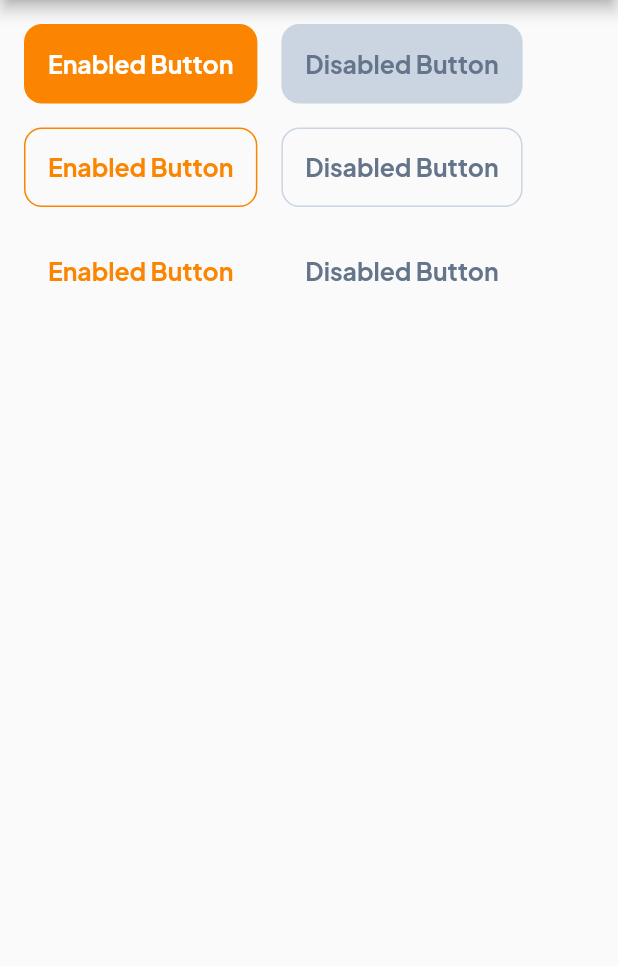
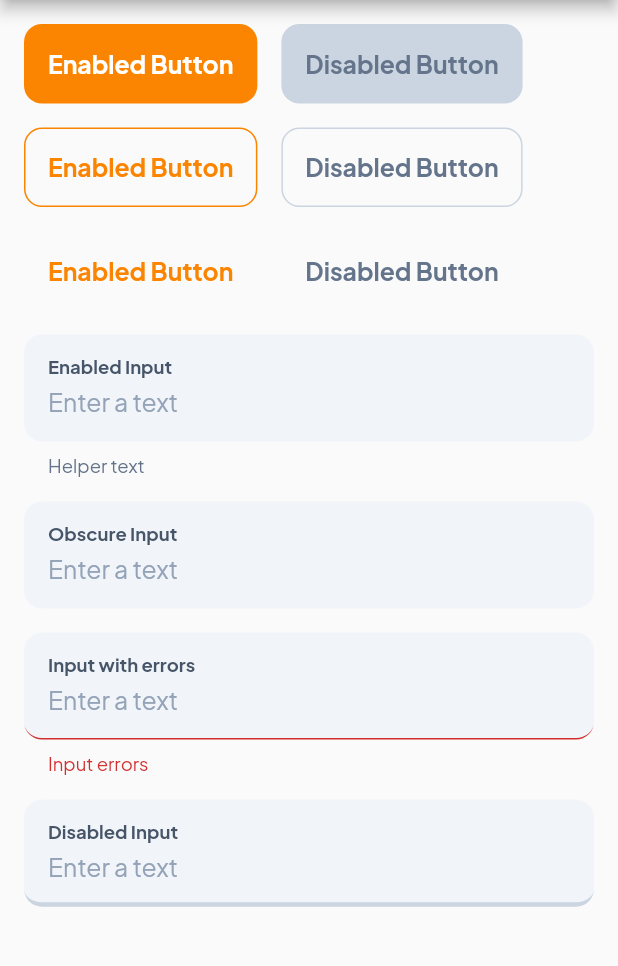
Before and after one commit to bryanbarrios/resume_room, a Flutter app: the screen it shows after launch, on a phone screen of 412 x 824 dp, the part 84-1050 px from its top. Run offline on Flutter 3.47's test engine with Material 2 defaults, Android fonts, the phone set to English and light mode, and no system bars; our stand-ins replace flutter_screenutil.

Commit message:
feat(theme): add input decoration theme

```diff
--- a/lib/src/core/ui/theme/theme.dart
+++ b/lib/src/core/ui/theme/theme.dart
@@ -7,22 +7,47 @@ part './text_styles.dart';
 enum ThemeType { light, dark }
 
 class AppTheme {
+  const AppTheme._();
+
   static ThemeData lightTheme(BuildContext context) {
     return ThemeData.light().copyWith(
       brightness: Brightness.light,
       primaryColor: KColors.primary,
       primaryColorLight: KColors.primaryLightColor,
       primaryColorDark: KColors.primaryDarkColor,
+      accentColor: KColors.accentColor,
+      backgroundColor: Colors.white,
+      disabledColor: KColors.blueGray[300],
       buttonColor: KColors.primary,
       textTheme: _textTheme(context),
       elevatedButtonTheme: _elevatedButtonThemeData(context),
       outlinedButtonTheme: _outlinedButtonThemeData(context),
       textButtonTheme: _textButtonThemeData(context),
+      inputDecorationTheme: _inputDecorationThemeData(context),
+      textSelectionTheme: _textSelectionThemeData(context),
     );
   }
 
   static ThemeData get darkTheme {
     return ThemeData.dark().copyWith();
+  }
+
+  static TextTheme _textTheme(BuildContext context) {
+    return TextTheme(
+      headline1: TextStyles.text6xl(context),
+      headline2: TextStyles.text5xl(context),
+      headline3: TextStyles.text4xl(context),
+      headline4: TextStyles.text3xl(context),
+      headline5: TextStyles.text2xl(context),
+      headline6: TextStyles.textXl(context),
+      subtitle1: TextStyles.textLg(context),
+      subtitle2: TextStyles.textLg(context),
+      bodyText1: TextStyles.textBase(context),
+      bodyText2: TextStyles.textSm(context),
+      caption: TextStyles.textXs(context),
+    ).apply(
+      fontFamily: 'Plus Jakarta Sans',
+    );
   }
 
   static ElevatedButtonThemeData _elevatedButtonThemeData(
@@ -136,21 +161,73 @@ class AppTheme {
     );
   }
 
-  static TextTheme _textTheme(BuildContext context) {
-    return TextTheme(
-      headline1: TextStyles.text6xl(context),
-      headline2: TextStyles.text5xl(context),
-      headline3: TextStyles.text4xl(context),
-      headline4: TextStyles.text3xl(context),
-      headline5: TextStyles.text2xl(context),
-      headline6: TextStyles.textXl(context),
-      subtitle1: TextStyles.textLg(context),
-      subtitle2: TextStyles.textLg(context),
-      bodyText1: TextStyles.textBase(context),
-      bodyText2: TextStyles.textSm(context),
-      caption: TextStyles.textXs(context),
-    ).apply(
-      fontFamily: 'Plus Jakarta Sans',
+  static InputDecorationTheme _inputDecorationThemeData(BuildContext context) {
+    return InputDecorationTheme(
+      filled: true,
+      fillColor: KColors.blueGray[100],
+      contentPadding: const EdgeInsets.all(16),
+      labelStyle: TextStyles.textBase(context)
+          .copyWith(
+            fontWeight: FontWeight.w700,
+            color: KColors.blueGray[600],
+          )
+          .apply(
+            fontFamily: 'Plus Jakarta Sans',
+          ),
+      hintStyle: TextStyles.textBase(context)
+          .copyWith(
+            fontWeight: FontWeight.w400,
+          )
+          .apply(
+            fontFamily: 'Plus Jakarta Sans',
+            color: KColors.blueGray[400],
+          ),
+      helperStyle: TextStyles.textXs(context)
+          .copyWith(
+            fontWeight: FontWeight.w400,
+          )
+          .apply(
+            fontFamily: 'Plus Jakarta Sans',
+            color: KColors.blueGray,
+          ),
+      errorMaxLines: 2,
+      floatingLabelBehavior: FloatingLabelBehavior.always,
+      border: UnderlineInputBorder(
+        borderRadius: BorderRadius.circular(12.0),
+        borderSide: const BorderSide(
+          width: 0,
+          color: Colors.transparent,
+        ),
+      ),
+      focusedBorder: UnderlineInputBorder(
+        borderRadius: BorderRadius.circular(12.0),
+        borderSide: const BorderSide(
+          width: 0,
+          color: Colors.transparent,
+        ),
+      ),
+      enabledBorder: UnderlineInputBorder(
+        borderRadius: BorderRadius.circular(12.0),
+        borderSide: const BorderSide(
+          width: 0,
+          color: Colors.transparent,
+        ),
+      ),
+      disabledBorder: UnderlineInputBorder(
+        borderRadius: BorderRadius.circular(12.0),
+        borderSide: BorderSide(
+          width: 3,
+          color: KColors.blueGray[300]!,
+        ),
+      ),
+    );
+  }
+
+  static TextSelectionThemeData _textSelectionThemeData(BuildContext context) {
+    return TextSelectionThemeData(
+      cursorColor: KColors.primary,
+      selectionColor: KColors.primary.withOpacity(0.2),
+      selectionHandleColor: KColors.primary,
     );
   }
 }
--- a/lib/src/features/home/home.dart
+++ b/lib/src/features/home/home.dart
@@ -37,6 +37,50 @@ class HomePage extends StatelessWidget {
               onPressed: null,
               child: Text("Disabled Button"),
             ),
+            SizedBox(
+              width: double.infinity,
+              child: TextFormField(
+                autofocus: false,
+                decoration: const InputDecoration(
+                  labelText: "Enabled Input",
+                  hintText: "Enter a text",
+                  helperText: "Helper text",
+                ),
+              ),
+            ),
+            SizedBox(
+              width: double.infinity,
+              child: TextFormField(
+                autofocus: false,
+                obscureText: true,
+                decoration: const InputDecoration(
+                  labelText: "Obscure Input",
+                  hintText: "Enter a text",
+                ),
+              ),
+            ),
+            SizedBox(
+              width: double.infinity,
+              child: TextFormField(
+                autofocus: false,
+                decoration: const InputDecoration(
+                  labelText: "Input with errors",
+                  hintText: "Enter a text",
+                  errorText: "Input errors",
+                ),
+              ),
+            ),
+            SizedBox(
+              width: double.infinity,
+              child: TextFormField(
+                autofocus: false,
+                enabled: false,
+                decoration: const InputDecoration(
+                  labelText: "Disabled Input",
+                  hintText: "Enter a text",
+                ),
+              ),
+            ),
           ],
         ),
       ),
```
